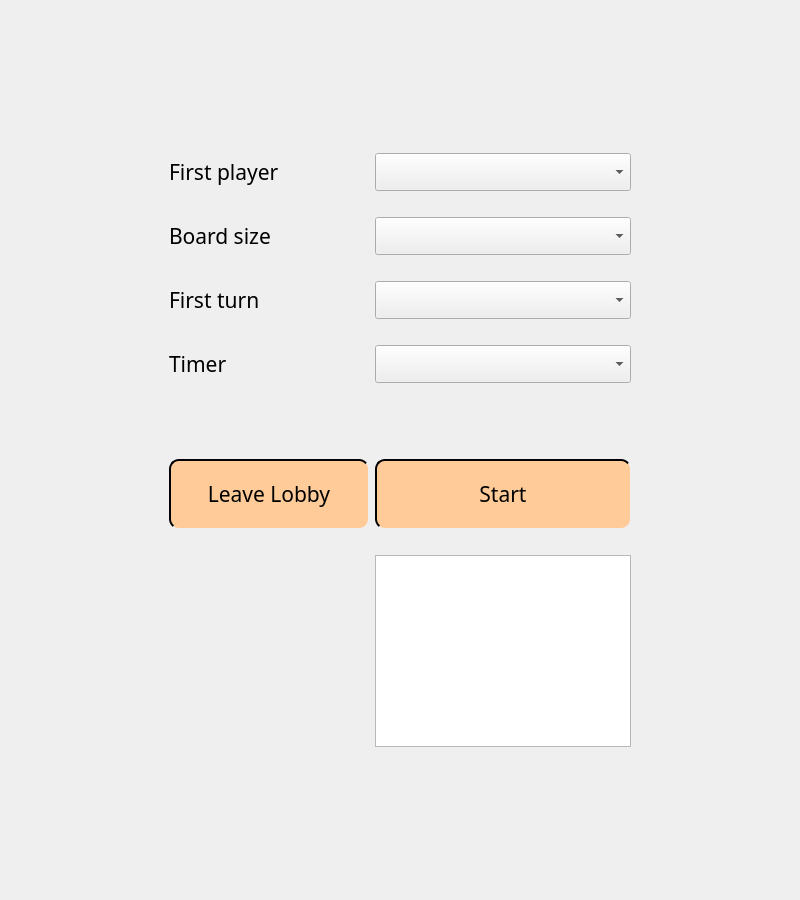
Old version of the form qt5/mainwindow.ui in the repository AndrisRTU/Digital-Wars-Online.
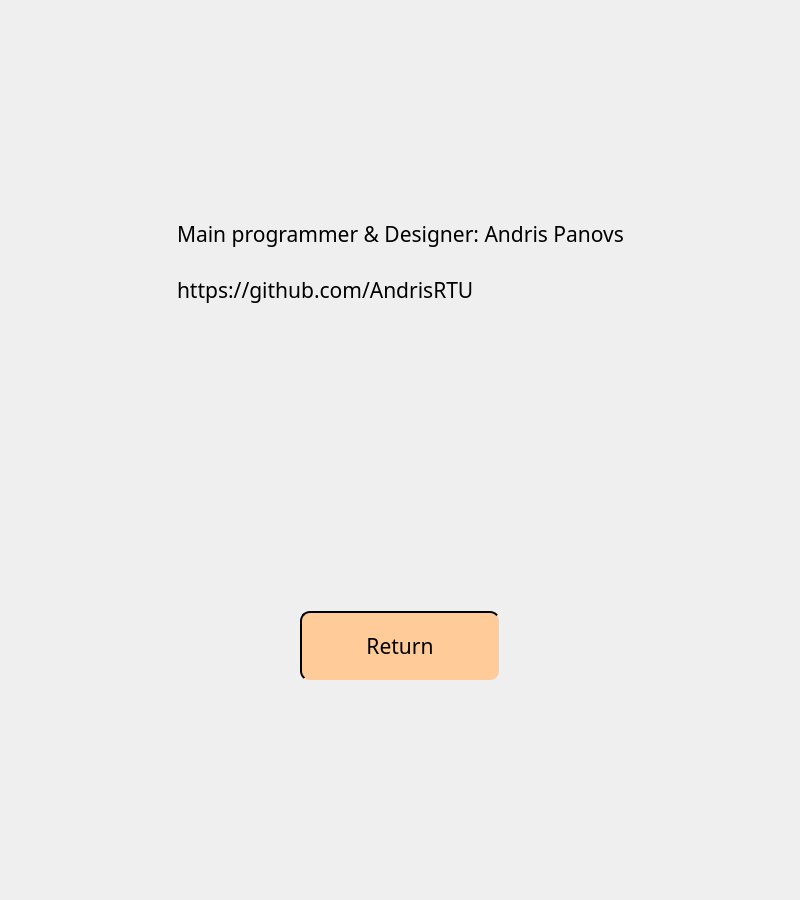
New version of the form. Icons and pictures are not drawn.

```diff
--- a/qt5/mainwindow.ui
+++ b/qt5/mainwindow.ui
@@ -51,7 +51,7 @@
        <string notr="true"/>
       </property>
       <property name="currentIndex">
-       <number>4</number>
+       <number>5</number>
       </property>
       <widget class="QWidget" name="MainMenuPage">
        <property name="styleSheet">
@@ -1417,13 +1417,6 @@
           </property>
          </widget>
         </item>
-        <item row="11" column="2">
-         <widget class="QTextEdit" name="chatTextEdit">
-          <property name="readOnly">
-           <bool>true</bool>
-          </property>
-         </widget>
-        </item>
         <item row="1" column="0">
          <spacer name="horizontalSpacer_6">
           <property name="orientation">
@@ -1498,6 +1491,184 @@
            <string>First player</string>
           </property>
          </widget>
+        </item>
+        <item row="11" column="1" colspan="2">
+         <widget class="QTextEdit" name="chatTextEdit">
+          <property name="readOnly">
+           <bool>true</bool>
+          </property>
+         </widget>
+        </item>
+       </layout>
+      </widget>
+      <widget class="QWidget" name="CreditsPage">
+       <property name="styleSheet">
+        <string notr="true">QWidget#CreditsPage {
+	border-image: url(./MainMenuImage.png)
+}</string>
+       </property>
+       <layout class="QGridLayout" name="gridLayout_5">
+        <item row="1" column="2">
+         <spacer name="horizontalSpacer_10">
+          <property name="orientation">
+           <enum>Qt::Horizontal</enum>
+          </property>
+          <property name="sizeHint" stdset="0">
+           <size>
+            <width>40</width>
+            <height>20</height>
+           </size>
+          </property>
+         </spacer>
+        </item>
+        <item row="2" column="1">
+         <spacer name="verticalSpacer_20">
+          <property name="orientation">
+           <enum>Qt::Vertical</enum>
+          </property>
+          <property name="sizeType">
+           <enum>QSizePolicy::Minimum</enum>
+          </property>
+          <property name="sizeHint" stdset="0">
+           <size>
+            <width>20</width>
+            <height>20</height>
+           </size>
+          </property>
+         </spacer>
+        </item>
+        <item row="4" column="1">
+         <spacer name="verticalSpacer_26">
+          <property name="orientation">
+           <enum>Qt::Vertical</enum>
+          </property>
+          <property name="sizeType">
+           <enum>QSizePolicy::Minimum</enum>
+          </property>
+          <property name="sizeHint" stdset="0">
+           <size>
+            <width>20</width>
+            <height>300</height>
+           </size>
+          </property>
+         </spacer>
+        </item>
+        <item row="6" column="1" rowspan="2">
+         <layout class="QGridLayout" name="gridLayout_7">
+          <property name="topMargin">
+           <number>0</number>
+          </property>
+          <item row="0" column="0">
+           <widget class="QPushButton" name="pushButton_3">
+            <property name="sizePolicy">
+             <sizepolicy hsizetype="Minimum" vsizetype="Minimum">
+              <horstretch>0</horstretch>
+              <verstretch>0</verstretch>
+             </sizepolicy>
+            </property>
+            <property name="minimumSize">
+             <size>
+              <width>0</width>
+              <height>70</height>
+             </size>
+            </property>
+            <property name="maximumSize">
+             <size>
+              <width>200</width>
+              <height>16777215</height>
+             </size>
+            </property>
+            <property name="font">
+             <font>
+              <family>Bauhaus 93</family>
+              <pointsize>16</pointsize>
+             </font>
+            </property>
+            <property name="styleSheet">
+             <string notr="true">QPushButton {
+	background-color: #FFCC99;
+	border-style: outset;
+	border-width: 2px;
+	border-radius: 10px;
+}
+QPushButton:hover {
+	background-color: #FFA64D;
+	border-style: outset;
+	border-width: 2px;
+	border-radius: 10px;
+}</string>
+            </property>
+            <property name="text">
+             <string>Return</string>
+            </property>
+           </widget>
+          </item>
+         </layout>
+        </item>
+        <item row="1" column="1">
+         <widget class="QLabel" name="DeveloperInformation">
+          <property name="font">
+           <font>
+            <family>Bauhaus 93</family>
+            <pointsize>16</pointsize>
+           </font>
+          </property>
+          <property name="text">
+           <string>Main programmer &amp; Designer: Andris Panovs</string>
+          </property>
+         </widget>
+        </item>
+        <item row="1" column="0">
+         <spacer name="horizontalSpacer_9">
+          <property name="orientation">
+           <enum>Qt::Horizontal</enum>
+          </property>
+          <property name="sizeHint" stdset="0">
+           <size>
+            <width>40</width>
+            <height>20</height>
+           </size>
+          </property>
+         </spacer>
+        </item>
+        <item row="3" column="1">
+         <widget class="QLabel" name="GitHubAddress">
+          <property name="font">
+           <font>
+            <family>Bauhaus 93</family>
+            <pointsize>16</pointsize>
+           </font>
+          </property>
+          <property name="text">
+           <string>https://github.com/AndrisRTU</string>
+          </property>
+         </widget>
+        </item>
+        <item row="9" column="1">
+         <spacer name="verticalSpacer_18">
+          <property name="orientation">
+           <enum>Qt::Vertical</enum>
+          </property>
+          <property name="sizeHint" stdset="0">
+           <size>
+            <width>20</width>
+            <height>40</height>
+           </size>
+          </property>
+         </spacer>
+        </item>
+        <item row="0" column="1">
+         <spacer name="verticalSpacer_19">
+          <property name="orientation">
+           <enum>Qt::Vertical</enum>
+          </property>
+          <property name="sizeHint" stdset="0">
+           <size>
+            <width>20</width>
+            <height>40</height>
+           </size>
+          </property>
+         </spacer>
         </item>
        </layout>
       </widget>
```
Left out of the diff: 169 changed lines with no effect on the pictures.
